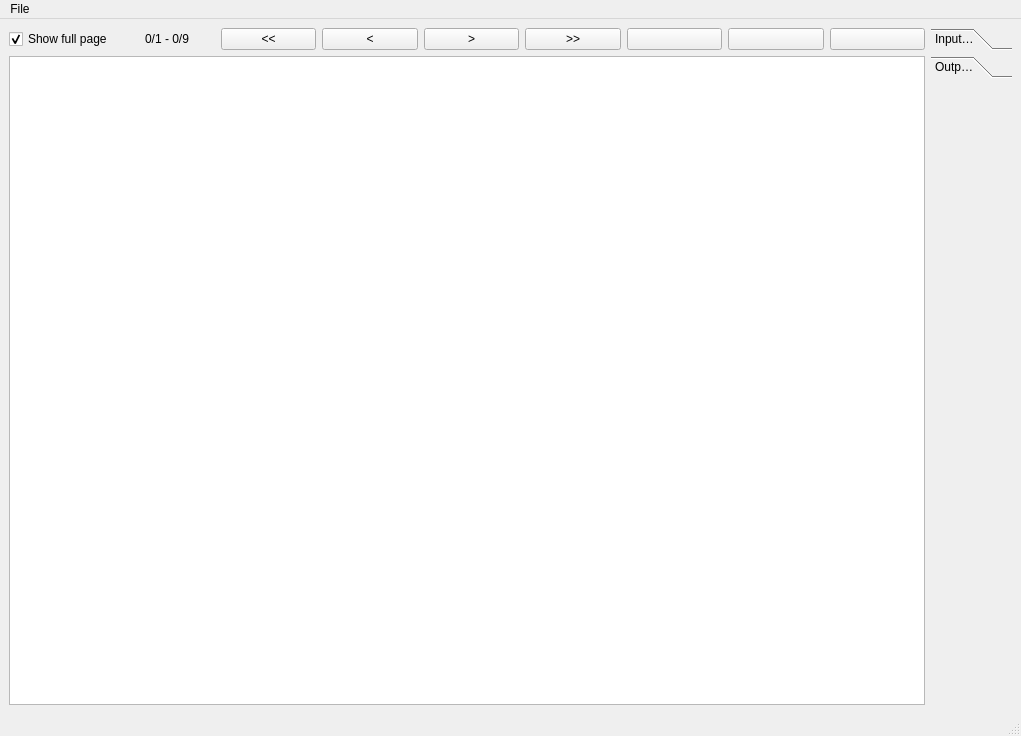
Qt form ui/main.ui (court-jus/yack) before a commit.
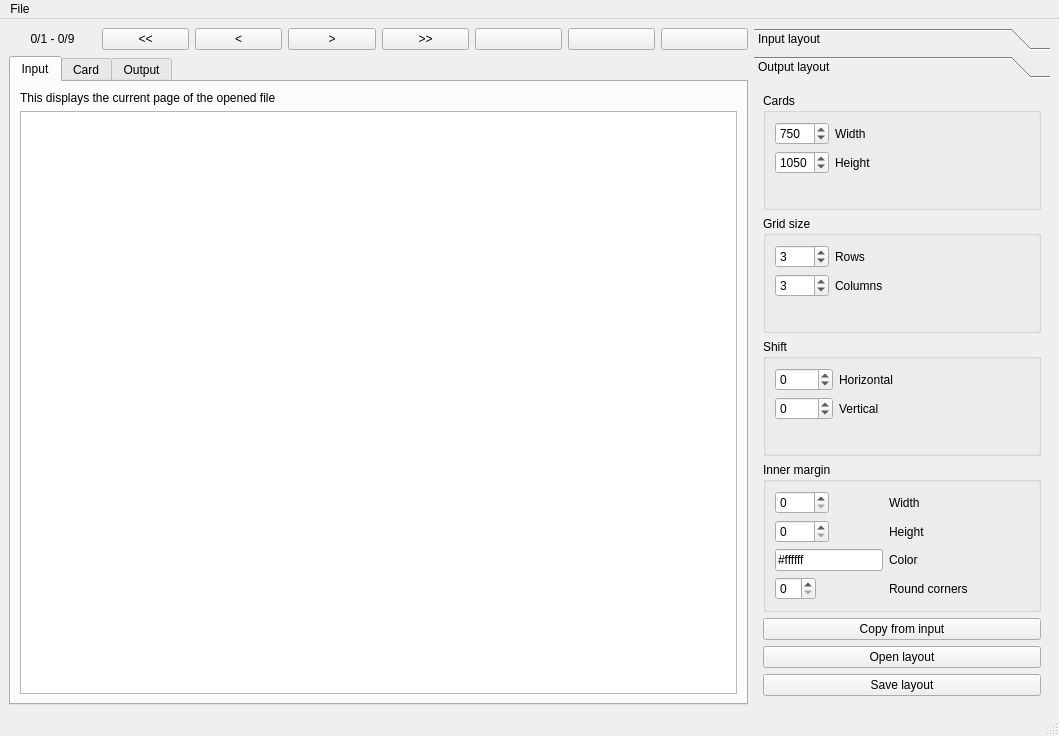
The same form after that commit. The open tabs and pages were chosen to show the change. Icons and pictures are not drawn.

Commit message: Now we have 3 views to show input, current card and output (not implemented yet) and we can load/save layouts

```diff
--- a/ui/main.ui
+++ b/ui/main.ui
@@ -6,7 +6,7 @@
    <rect>
     <x>0</x>
     <y>0</y>
-    <width>1021</width>
+    <width>1059</width>
     <height>736</height>
    </rect>
   </property>
@@ -16,19 +16,9 @@
   <widget class="QWidget" name="centralwidget">
    <layout class="QHBoxLayout" name="horizontalLayout_2">
     <item>
-     <layout class="QVBoxLayout" name="verticalLayout_2">
+     <layout class="QVBoxLayout" name="verticalLayout_6">
       <item>
        <layout class="QHBoxLayout" name="horizontalLayout">
-        <item>
-         <widget class="QCheckBox" name="showFullPageCB">
-          <property name="text">
-           <string>Show full page</string>
-          </property>
-          <property name="checked">
-           <bool>true</bool>
-          </property>
-         </widget>
-        </item>
         <item>
          <widget class="QLabel" name="currentDisplay">
           <property name="text">
@@ -103,13 +93,68 @@
        </layout>
       </item>
       <item>
-       <widget class="QGraphicsView" name="graphicsView">
-        <property name="sizePolicy">
-         <sizepolicy hsizetype="Minimum" vsizetype="Expanding">
-          <horstretch>0</horstretch>
-          <verstretch>0</verstretch>
-         </sizepolicy>
+       <widget class="QTabWidget" name="c">
+        <property name="currentIndex">
+         <number>0</number>
         </property>
+        <widget class="QWidget" name="tab">
+         <attribute name="title">
+          <string>Input</string>
+         </attribute>
+         <layout class="QVBoxLayout" name="verticalLayout_5">
+          <item>
+           <widget class="QLabel" name="label_17">
+            <property name="text">
+             <string>This displays the current page of the opened file</string>
+            </property>
+           </widget>
+          </item>
+          <item>
+           <widget class="QGraphicsView" name="inputGView">
+            <property name="sizePolicy">
+             <sizepolicy hsizetype="Minimum" vsizetype="Expanding">
+              <horstretch>0</horstretch>
+              <verstretch>0</verstretch>
+             </sizepolicy>
+            </property>
+           </widget>
+          </item>
+         </layout>
+        </widget>
+        <widget class="QWidget" name="tab_2">
+         <attribute name="title">
+          <string>Card</string>
+         </attribute>
+         <layout class="QVBoxLayout" name="verticalLayout_4">
+          <item>
+           <widget class="QLabel" name="label_18">
+            <property name="text">
+             <string>This displays one card cropped using current input layout</string>
+            </property>
+           </widget>
+          </item>
+          <item>
+           <widget class="QGraphicsView" name="cardGView"/>
+          </item>
+         </layout>
+        </widget>
+        <widget class="QWidget" name="tab_3">
+         <attribute name="title">
+          <string>Output</string>
+         </attribute>
+         <layout class="QVBoxLayout" name="verticalLayout_2">
+          <item>
+           <widget class="QLabel" name="label_19">
+            <property name="text">
+             <string>This displays how the output will look like</string>
+            </property>
+           </widget>
+          </item>
+          <item>
+           <widget class="QGraphicsView" name="outputGView"/>
+          </item>
+         </layout>
+        </widget>
        </widget>
       </item>
      </layout>
@@ -117,11 +162,17 @@
     <item>
      <widget class="QToolBox" name="toolBox">
       <property name="sizePolicy">
-       <sizepolicy hsizetype="Maximum" vsizetype="Preferred">
+       <sizepolicy hsizetype="Fixed" vsizetype="Preferred">
         <horstretch>0</horstretch>
         <verstretch>0</verstretch>
        </sizepolicy>
       </property>
+      <property name="minimumSize">
+       <size>
+        <width>296</width>
+        <height>0</height>
+       </size>
+      </property>
       <property name="currentIndex">
        <number>0</number>
       </property>
@@ -324,13 +375,245 @@
         <rect>
          <x>0</x>
          <y>0</y>
-         <width>104</width>
+         <width>296</width>
          <height>609</height>
         </rect>
        </property>
        <attribute name="label">
         <string>Output layout</string>
        </attribute>
+       <layout class="QVBoxLayout" name="verticalLayout_8">
+        <item>
+         <widget class="QGroupBox" name="groupBox_5">
+          <property name="title">
+           <string>Cards</string>
+          </property>
+          <layout class="QFormLayout" name="formLayout_5">
+           <property name="fieldGrowthPolicy">
+            <enum>QFormLayout::AllNonFixedFieldsGrow</enum>
+           </property>
+           <item row="0" column="0">
+            <widget class="QSpinBox" name="outputCardWidth">
+             <property name="minimum">
+              <number>1</number>
+             </property>
+             <property name="maximum">
+              <number>9999</number>
+             </property>
+             <property name="value">
+              <number>750</number>
+             </property>
+            </widget>
+           </item>
+           <item row="0" column="1">
+            <widget class="QLabel" name="label_9">
+             <property name="text">
+              <string>Width</string>
+             </property>
+            </widget>
+           </item>
+           <item row="1" column="0">
+            <widget class="QSpinBox" name="outputCardHeight">
+             <property name="minimum">
+              <number>1</number>
+             </property>
+             <property name="maximum">
+              <number>9999</number>
+             </property>
+             <property name="value">
+              <number>1050</number>
+             </property>
+            </widget>
+           </item>
+           <item row="1" column="1">
+            <widget class="QLabel" name="label_10">
+             <property name="text">
+              <string>Height</string>
+             </property>
+            </widget>
+           </item>
+          </layout>
+         </widget>
+        </item>
+        <item>
+         <widget class="QGroupBox" name="groupBox_8">
+          <property name="title">
+           <string>Grid size</string>
+          </property>
+          <layout class="QFormLayout" name="formLayout_8">
+           <item row="0" column="0">
+            <widget class="QSpinBox" name="outputRows">
+             <property name="minimum">
+              <number>1</number>
+             </property>
+             <property name="maximum">
+              <number>9999</number>
+             </property>
+             <property name="value">
+              <number>3</number>
+             </property>
+            </widget>
+           </item>
+           <item row="0" column="1">
+            <widget class="QLabel" name="label_15">
+             <property name="text">
+              <string>Rows</string>
+             </property>
+            </widget>
+           </item>
+           <item row="1" column="0">
+            <widget class="QSpinBox" name="outputColumns">
+             <property name="minimum">
+              <number>1</number>
+             </property>
+             <property name="maximum">
+              <number>9999</number>
+             </property>
+             <property name="value">
+              <number>3</number>
+             </property>
+            </widget>
+           </item>
+           <item row="1" column="1">
+            <widget class="QLabel" name="label_16">
+             <property name="text">
+              <string>Columns</string>
+             </property>
+            </widget>
+           </item>
+          </layout>
+         </widget>
+        </item>
+        <item>
+         <widget class="QGroupBox" name="groupBox_7">
+          <property name="title">
+           <string>Shift</string>
+          </property>
+          <layout class="QFormLayout" name="formLayout_7">
+           <item row="0" column="0">
+            <widget class="QSpinBox" name="outputShiftHor">
+             <property name="minimum">
+              <number>-9999</number>
+             </property>
+             <property name="maximum">
+              <number>9999</number>
+             </property>
+            </widget>
+           </item>
+           <item row="0" column="1">
+            <widget class="QLabel" name="label_13">
+             <property name="text">
+              <string>Horizontal</string>
+             </property>
+            </widget>
+           </item>
+           <item row="1" column="0">
+            <widget class="QSpinBox" name="outputShiftVert">
+             <property name="minimum">
+              <number>-9999</number>
+             </property>
+             <property name="maximum">
+              <number>9999</number>
+             </property>
+            </widget>
+           </item>
+           <item row="1" column="1">
+            <widget class="QLabel" name="label_14">
+             <property name="text">
+              <string>Vertical</string>
+             </property>
+            </widget>
+           </item>
+          </layout>
+         </widget>
+        </item>
+        <item>
+         <widget class="QGroupBox" name="groupBox_6">
+          <property name="title">
+           <string>Inner margin</string>
+          </property>
+          <layout class="QFormLayout" name="formLayout_6">
+           <item row="0" column="0">
+            <widget class="QSpinBox" name="outputInnerWidth">
+             <property name="maximum">
+              <number>9999</number>
+             </property>
+            </widget>
+           </item>
+           <item row="0" column="1">
+            <widget class="QLabel" name="label_11">
+             <property name="text">
+              <string>Width</string>
+             </property>
+            </widget>
+           </item>
+           <item row="1" column="0">
+            <widget class="QSpinBox" name="outputInnerHeight">
+             <property name="maximum">
+              <number>9999</number>
+             </property>
+            </widget>
+           </item>
+           <item row="1" column="1">
+            <widget class="QLabel" name="label_12">
+             <property name="text">
+              <string>Height</string>
+             </property>
+            </widget>
+           </item>
+           <item row="2" column="0">
+            <widget class="QLineEdit" name="outputInnerColor">
+             <property name="text">
+              <string>#ffffff</string>
+             </property>
+            </widget>
+           </item>
+           <item row="2" column="1">
+            <widget class="QLabel" name="label_20">
+             <property name="text">
+              <string>Color</string>
+             </property>
+            </widget>
+           </item>
+           <item row="3" column="0">
+            <widget class="QSpinBox" name="outputInnerCorners"/>
+           </item>
+           <item row="3" column="1">
+            <widget class="QLabel" name="label_22">
+             <property name="text">
+              <string>Round corners</string>
+             </property>
+            </widget>
+           </item>
+          </layout>
+         </widget>
+        </item>
+        <item>
+         <layout class="QVBoxLayout" name="verticalLayout_3">
+          <item>
+           <widget class="QPushButton" name="copyLayoutButton">
+            <property name="text">
+             <string>Copy from input</string>
+            </property>
+           </widget>
+          </item>
+          <item>
+           <widget class="QPushButton" name="openOutputLayoutButton">
+            <property name="text">
+             <string>Open layout</string>
+            </property>
+           </widget>
+          </item>
+          <item>
+           <widget class="QPushButton" name="saveOutputLayoutButton">
+            <property name="text">
+             <string>Save layout</string>
+            </property>
+           </widget>
+          </item>
+         </layout>
+        </item>
+       </layout>
       </widget>
      </widget>
     </item>
@@ -341,7 +624,7 @@
     <rect>
      <x>0</x>
      <y>0</y>
-     <width>1021</width>
+     <width>1059</width>
      <height>25</height>
     </rect>
    </property>
```
Left out of the diff: 34 changed lines with no effect on the pictures. The commit also changes 4 other files.
